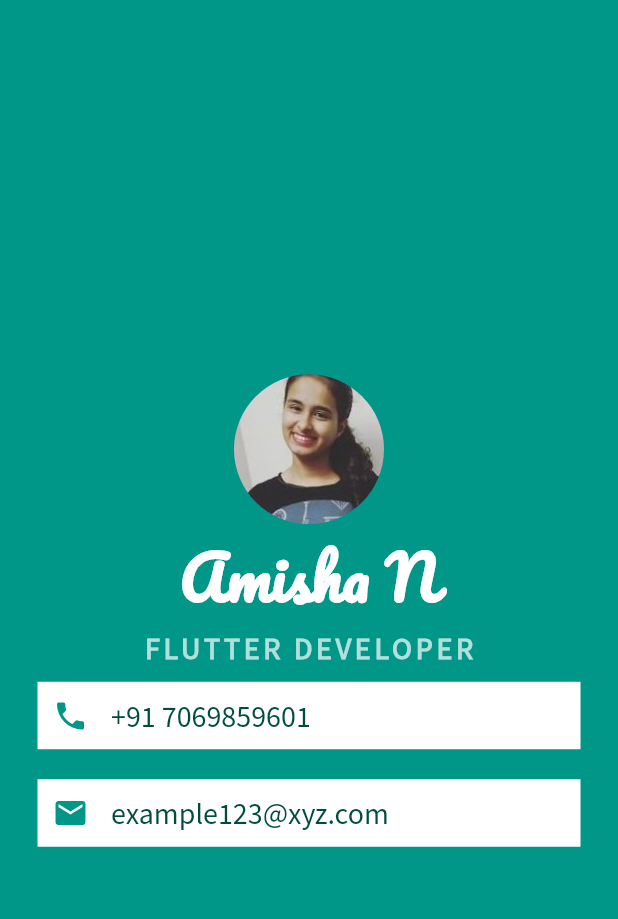
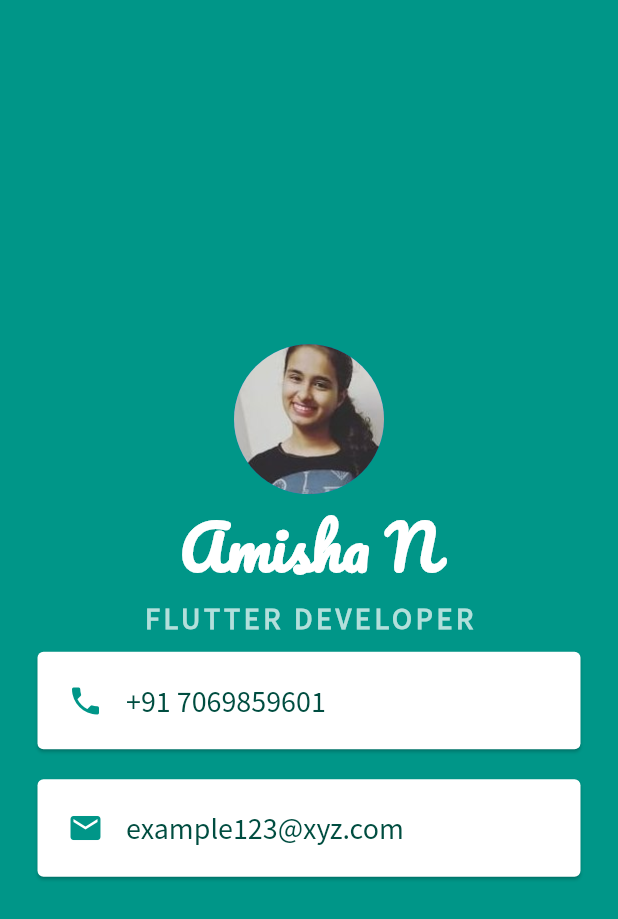
Before and after one commit to ami9901/mi_card_flutter, a Flutter app: the screen it shows after launch, on a phone screen of 412 x 824 dp. Shown: the top 919 px of the screen. Run offline on Flutter 3.47's test engine with Material 2 defaults, Android fonts, the phone set to English and light mode, and no system bars.

Commit message:
replacing container with card widget

```diff
--- a/lib/main.dart
+++ b/lib/main.dart
@@ -38,10 +38,12 @@ class MyApp extends StatelessWidget {
                   letterSpacing: 2.5,
                 ),
               ),
-              Container(
+              Card(
                 color: Colors.white,
                 margin: EdgeInsets.symmetric(vertical: 10.0, horizontal: 25.0),
-                padding: EdgeInsets.all(10.0),
+                //use padding class to enable padding as Card doesn't have a padding attribute
+                child: Padding(
+                  padding: EdgeInsets.all(20.0),
                   child: Row(
                     children: <Widget>[
                       Icon(
@@ -61,10 +63,12 @@ class MyApp extends StatelessWidget {
                     ],
                   ),
                 ),
-              Container(
+              ),
+              Card(
                 color: Colors.white,
                 margin: EdgeInsets.symmetric(vertical: 10.0, horizontal: 25.0),
-                padding: EdgeInsets.all(10.0),
+                child: Padding(
+                  padding: EdgeInsets.all(20.0),
                   child: Row(
                     children: <Widget>[
                       Icon(
@@ -84,6 +88,7 @@ class MyApp extends StatelessWidget {
                     ],
                   ),
                 ),
+              ),
             ],
           ),
         ),
```
Lines whose indentation alone changed are shown as unchanged.
